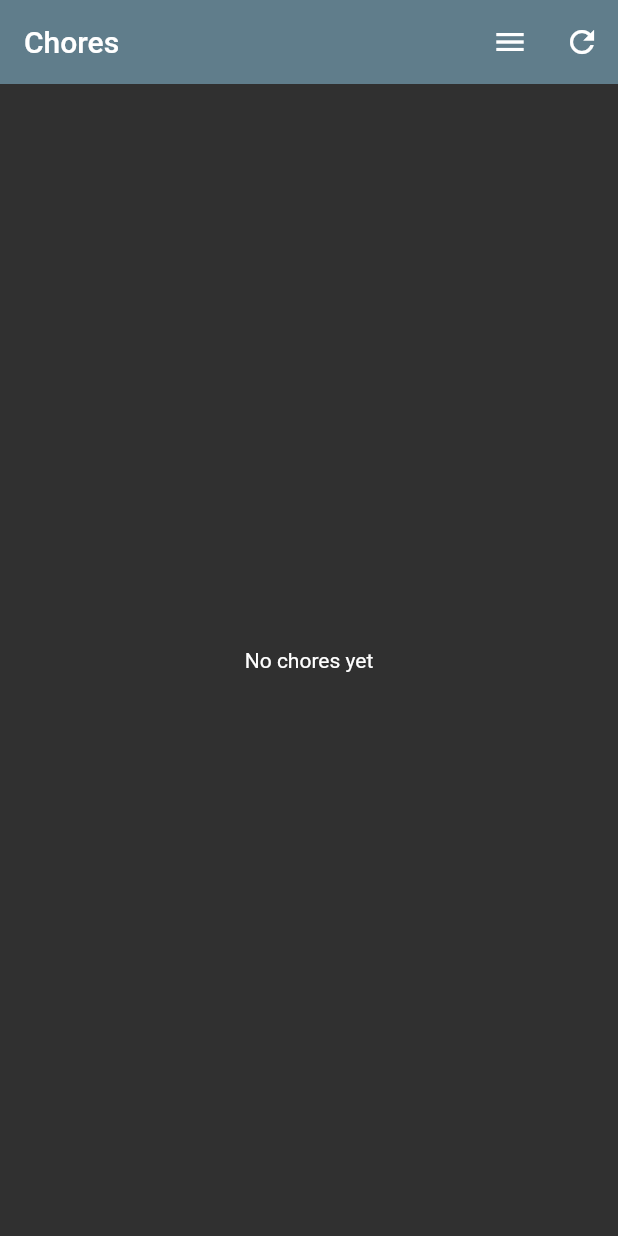
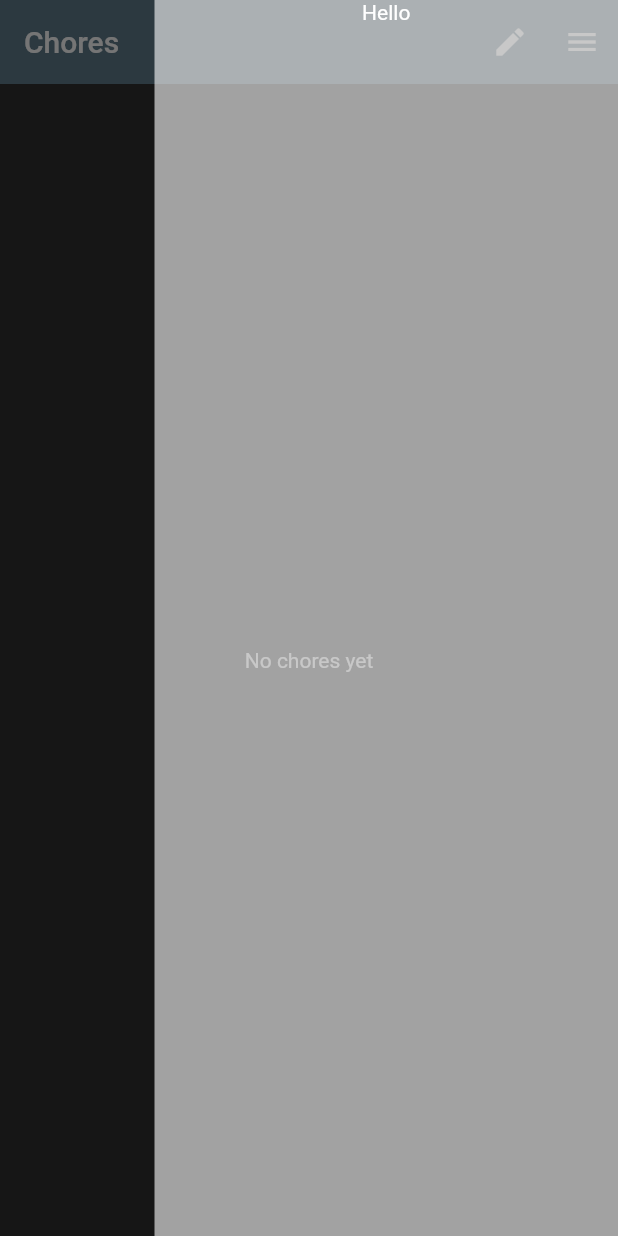
Before and after one commit to adamfuller/ChoreTracker, a Flutter app: the screen it shows after launch, with the side drawer open (before the commit the screen has no drawer), on a phone screen of 412 x 824 dp. Run offline on Flutter 3.47's test engine with Material 2 defaults, Android fonts, the phone set to English and light mode, and no system bars; our stand-ins replace flutter_slidable, pull_to_refresh, shared_preferences.

Commit message:
major socket listening changes, added menu, fixed sorting

```diff
--- a/lib/app/app.dart
+++ b/lib/app/app.dart
@@ -7,6 +7,8 @@ import 'package:chore_helper/database/database.dart';
 import 'package:flutter/cupertino.dart';
 import 'package:flutter/material.dart';
 import 'package:flutter_slidable/flutter_slidable.dart';
+import 'package:pull_to_refresh/pull_to_refresh.dart';
+
 
 
 part 'components/loading.dart';
--- a/lib/app/views/home/home_view.dart
+++ b/lib/app/views/home/home_view.dart
@@ -22,20 +22,22 @@ class _HomeViewState extends State<HomeView> {
   @override
   Widget build(BuildContext context) {
     return Scaffold(
+      key: vm.scaffoldKey,
       appBar: AppBar(
         title: Text("Chores"),
         backgroundColor: Colors.blueGrey,
         actions: [
           IconButton(
-            icon: Icon(Icons.menu),
+            icon: Icon(Icons.edit),
             onPressed: () => vm.menuPressed(context),
           ),
           IconButton(
-            icon: Icon(Icons.refresh),
-            onPressed: vm.init,
-          )
+            icon: Icon(Icons.menu),
+            onPressed: () => vm.scaffoldKey.currentState.openEndDrawer(),
+          ),
         ],
       ),
+      endDrawer: _getEndDrawer(context),
       body: vm.isLoading ? Loading() : _getBody(),
     );
   }
@@ -47,6 +49,11 @@ class _HomeViewState extends State<HomeView> {
       );
     }
     return Center(
+      child: SmartRefresher(
+        enablePullDown: true,
+        controller: vm.refreshController,
+        header: WaterDropHeader(),
+        onRefresh: vm.init,
         child: ListView.builder(
             itemCount: vm.chores?.length ?? 0,
             itemBuilder: (context, index) {
@@ -58,6 +65,22 @@ class _HomeViewState extends State<HomeView> {
                 ),
               );
             }),
+      ),
+    );
+  }
+
+  Widget _getEndDrawer(context) {
+    return Container(
+      width: MediaQuery.of(context).size.width * 3 / 4,
+      height: MediaQuery.of(context).size.height,
+      color: Colors.white60,
+      child: Center(
+        child: ListView(
+          children: [
+            Text("Hello", textAlign: TextAlign.center,),
+          ],
+        ),
+      ),
     );
   }
 
--- a/lib/app/views/home/home_view_model.dart
+++ b/lib/app/views/home/home_view_model.dart
@@ -12,6 +12,9 @@ class HomeViewModel {
   Function onDataChanged;
   bool isLoading = true;
   List<ChoreModel> chores;
+
+  RefreshController refreshController;
+  final GlobalKey<ScaffoldState> scaffoldKey = new GlobalKey<ScaffoldState>();
 
   //
   // Getters
@@ -30,13 +33,19 @@ class HomeViewModel {
   void init() async {
     if (_listeners == null) _attachListeners();
 
+    refreshController ??= RefreshController(initialRefresh: false, initialRefreshStatus: RefreshStatus.completed);
     await _getChores();
 
     this.isLoading = false;
     print("Done with init");
     onDataChanged();
+    refreshController.loadComplete();
+    refreshController.refreshCompleted(resetFooterState: true);
   }
 
+  void openSideMenuPressed(BuildContext context) {
+
+  }
 
   void menuPressed(BuildContext context) {
     Navigator.of(context).push(MaterialPageRoute(builder: (context) => ManagerView())).then((n){
@@ -62,6 +71,7 @@ class HomeViewModel {
 
   Future<void> _getChores() async {
     chores = await ChoreService.getCurrentChores();
+    chores.sort((a,b) => a?.index?.compareTo(b?.index));
   }
 
   //
@@ -71,4 +81,6 @@ class HomeViewModel {
     this._listeners?.forEach((_) => _.cancel());
   }
 
+
+
 }
--- a/lib/database/chore/chore_model.dart
+++ b/lib/database/chore/chore_model.dart
@@ -4,17 +4,20 @@ class ChoreModel {
   static const int _NAME_INDEX = 0;
   static const int _OWNER_INDEX = 1;
   static const int _DONE_INDEX = 2;
+  static const int _INDEX_INDEX = 3;
 
   String name, owner;
   bool done;
+  int index;
 
-  ChoreModel(this.name, this.owner, this.done);
+  ChoreModel(this.name, this.owner, this.done, {this.index=0});
 
   static ChoreModel fromDefinition(ChoreDefinition definition){
     String name = definition.name;
     int daysSince = definition.startDate.difference(DateTime.now()).inDays;
     String owner = definition.owners[daysSince % definition.owners.length];
-    return ChoreModel(name, owner, false);
+    int index = definition.index ?? 0;
+    return ChoreModel(name, owner, false, index:index);
   }
 
   static ChoreModel fromString(String input){
@@ -24,17 +27,19 @@ class ChoreModel {
       return null;
     }
     bool done = vals[_DONE_INDEX].toLowerCase() == "true";
-    return ChoreModel(vals[_NAME_INDEX], vals[_OWNER_INDEX], done);
+    int index = int.tryParse(vals.length > _INDEX_INDEX ? vals[_INDEX_INDEX] : "0") ?? 0;
+    return ChoreModel(vals[_NAME_INDEX], vals[_OWNER_INDEX], done, index:index);
   }
 
   @override
   String toString() {
     // DateTime now = DateTime.now();
     // String dateString = "${now.year}/${now.month}/${now.day}";
-    List<String> output = List(3);
+    List<String> output = List(4);
     output[_NAME_INDEX] = this.name;
     output[_OWNER_INDEX] = this.owner;
     output[_DONE_INDEX] = "${this.done}";
+    output[_INDEX_INDEX] = "${this.index}";
     return output.join(",");
   }
 
--- a/lib/database/chore_definition/chore_definition_service.dart
+++ b/lib/database/chore_definition/chore_definition_service.dart
@@ -26,7 +26,9 @@ class ChoreDefinitionService {
     Completer<bool> output = new Completer();
     List<Future<bool>> values =
         definitions.map((d) => storeChoreDefinition(d)).toList();
-
+    for (int i = 0; i<definitions.length; i++){
+      definitions[i].index = i;
+    }
     Future.wait(values).then((items) {
       output.complete(!items.any((e) => !e));
     });
--- a/pubspec.yaml
+++ b/pubspec.yaml
@@ -25,6 +25,8 @@ dependencies:
     sdk: flutter
   flutter_slidable: ^0.5.7
   shared_preferences: ^0.5.12
+  pull_to_refresh: ^1.6.3
+
 
 
   # The following adds the Cupertino Icons font to your application.
```
Also changed, not shown: lib/app/views/home/manager/manager_view.dart (+7 -5 lines), lib/app/views/home/manager/manager_view_model.dart (+25 -11 lines), lib/database/chore_definition/chore_definition_model.dart (+11 -6 lines), lib/database/database_service.dart (+59 -34 lines), pubspec.lock. Lines whose indentation alone changed are shown as unchanged.
